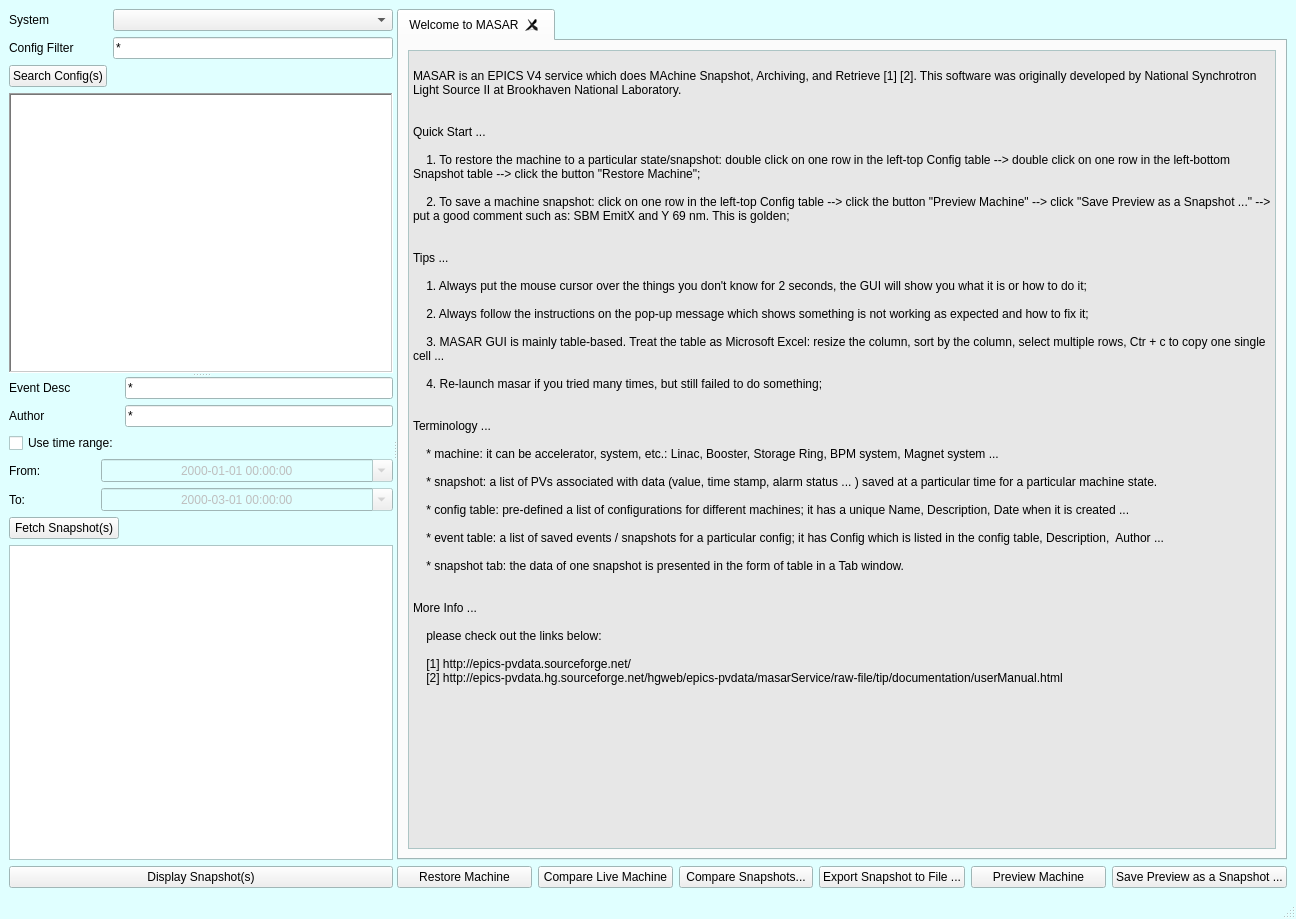
Qt form python/masarclient/ui/ui_masar.ui (NSLS-II/masarUI) before a commit.
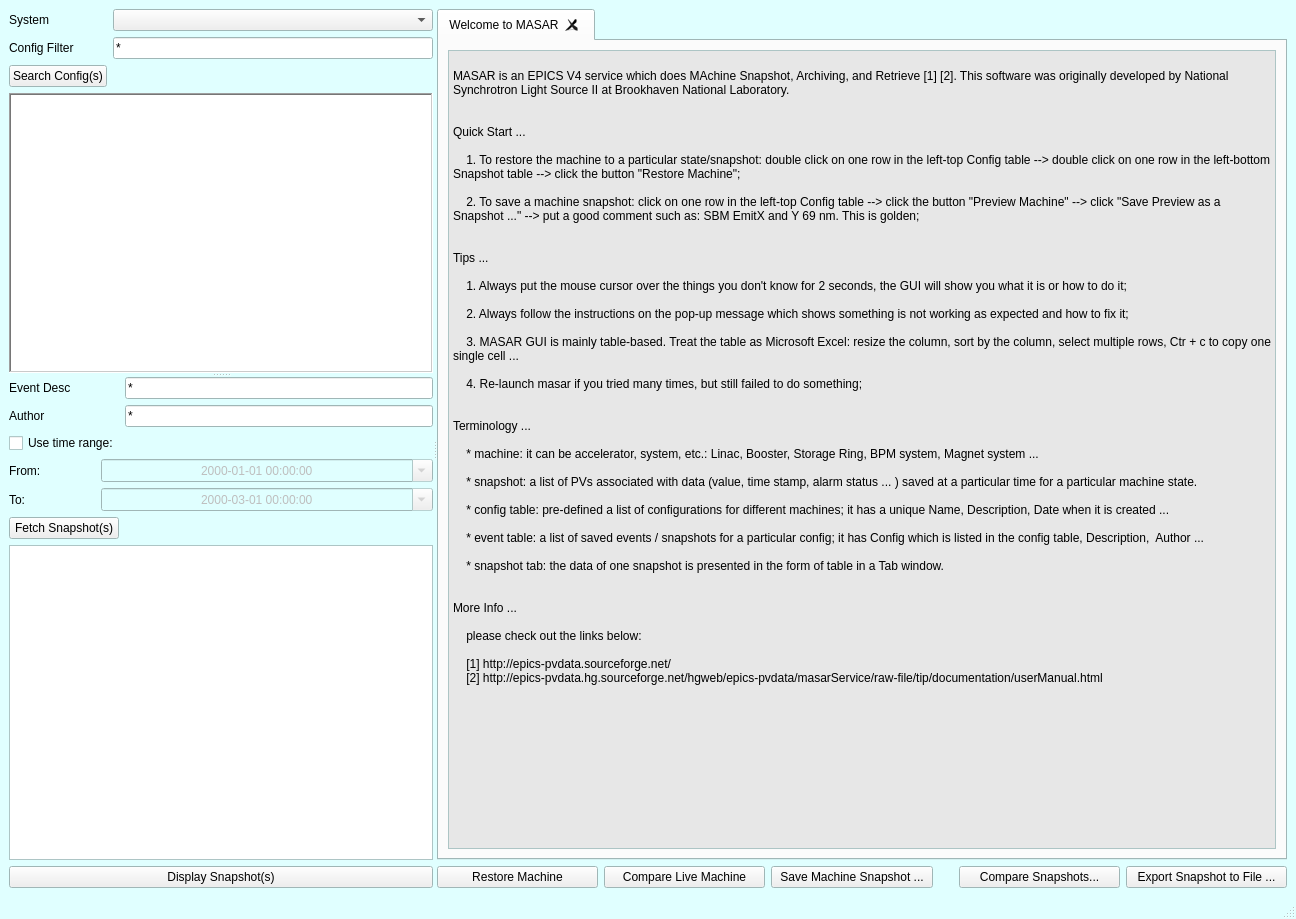
The same form after that commit. Icons and pictures are not drawn.

Commit message: major changes: implemented one button to preview snapshot live data and won't save the data to MASAR database unless the user is sure what he is doing; automatically fill in author info for Comment Dialog and the comment is limited to 80 characters

```diff
--- a/python/masarclient/ui/ui_masar.ui
+++ b/python/masarclient/ui/ui_masar.ui
@@ -405,7 +405,7 @@
           </property>
           <property name="minimumSize">
            <size>
-            <width>768</width>
+            <width>500</width>
             <height>0</height>
            </size>
           </property>
@@ -440,6 +440,12 @@
            <layout class="QVBoxLayout" name="commentTabWindowLayout">
             <item>
              <widget class="QPlainTextEdit" name="currentCommentText">
+              <property name="minimumSize">
+               <size>
+                <width>500</width>
+                <height>0</height>
+               </size>
+              </property>
               <property name="palette">
                <palette>
                 <active>
@@ -560,6 +566,29 @@
             </property>
            </widget>
           </item>
+          <item>
+           <widget class="QPushButton" name="saveMachineSnapshotButton">
+            <property name="text">
+             <string>Save Machine Snapshot ...</string>
+            </property>
+           </widget>
+          </item>
+          <item>
+           <spacer name="horizontalSpacer">
+            <property name="orientation">
+             <enum>Qt::Horizontal</enum>
+            </property>
+            <property name="sizeType">
+             <enum>QSizePolicy::Preferred</enum>
+            </property>
+            <property name="sizeHint" stdset="0">
+             <size>
+              <width>20</width>
+              <height>20</height>
+             </size>
+            </property>
+           </spacer>
+          </item>
           <item>
            <widget class="QPushButton" name="compareSnapshotsButton">
             <property name="text">
@@ -574,20 +603,6 @@
             </property>
            </widget>
           </item>
-          <item>
-           <widget class="QPushButton" name="machinePreviewButton">
-            <property name="text">
-             <string>Preview Machine</string>
-            </property>
-           </widget>
-          </item>
-          <item>
-           <widget class="QPushButton" name="saveCurrentPreviewButton">
-            <property name="text">
-             <string>Save Preview as a Snapshot ...</string>
-            </property>
-           </widget>
-          </item>
          </layout>
         </item>
        </layout>
```
Left out of the diff: 54 changed lines with no effect on the pictures. The commit also changes 5 other files.
